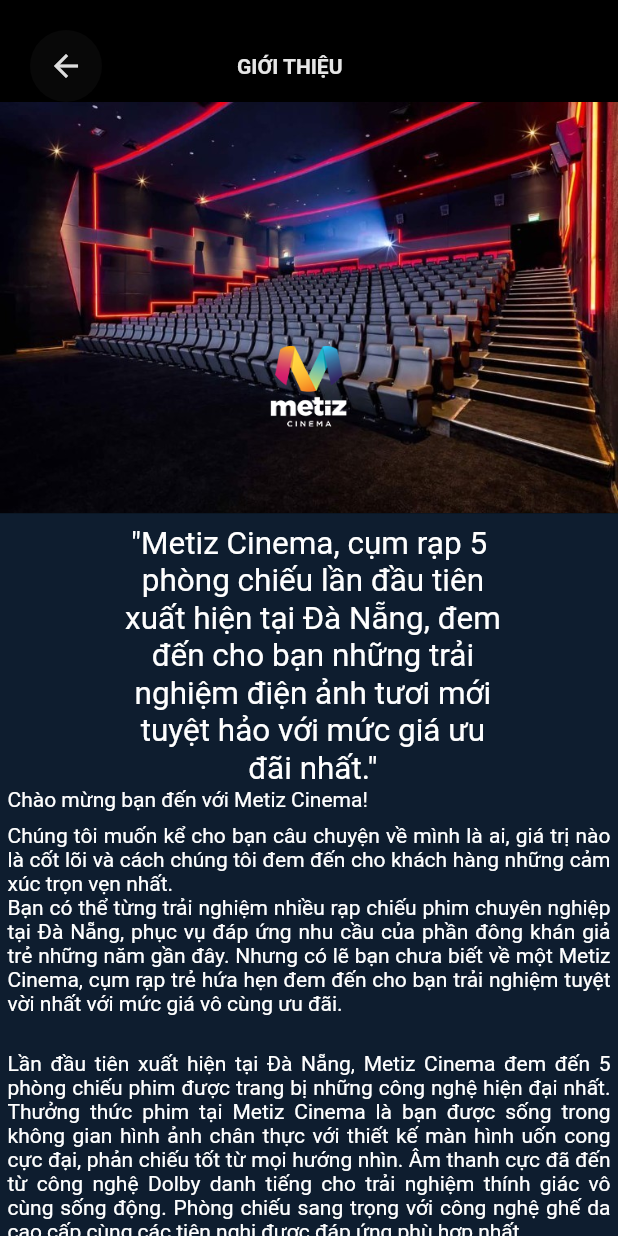
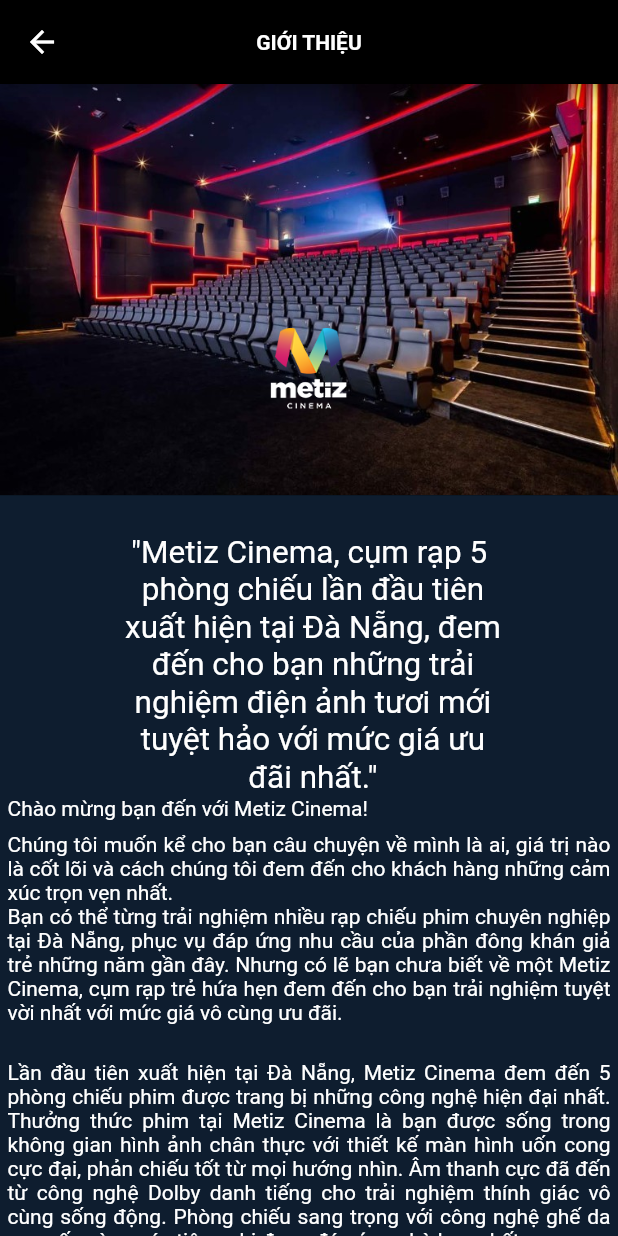
Before and after one commit to nam54828/Metiz_Cinema, a Flutter app: the Introduce screen opened directly, on a phone screen of 412 x 824 dp. Run offline on Flutter 3.47's test engine with Material 2 defaults, Android fonts, the phone set to English and light mode, and no system bars; our stand-ins replace carousel_slider, cloud_firestore, firebase_auth, firebase_core; missing offline and left inert: dart:ffi, flutter_login_facebook; accounts and stored records are empty; network calls fail.

Commit message:
Chỉnh sửa 1 số UI + About

```diff
--- a/lib/components/about_introduce.dart
+++ b/lib/screen/Content_about/about_introduce.dart
@@ -14,6 +14,16 @@
   Widget build(BuildContext context) {
     return Scaffold(
       backgroundColor: Color.fromRGBO(14, 29, 47, 1),
+      appBar: AppBar(
+        backgroundColor: Colors.black,
+        centerTitle: true,
+        leading: IconButton(onPressed: () => Navigator.push(context, MaterialPageRoute(builder: (context) => AppBarHome())), icon: Icon(Icons.arrow_back)),
+        title: Text("GIỚI THIỆU", style: TextStyle(
+            fontWeight: FontWeight.bold,
+            fontSize: 14
+        ),
+        ),
+      ),
       body: SingleChildScrollView(
         child: Stack(
           children: [
@@ -23,33 +33,6 @@
                   color: Colors.black,
                   child: Column(
                     children: [
-                      Row(
-                        children: [
-                          Container(
-                            margin: EdgeInsets.only(top: 20, left: 20),
-                            child: IconButton(
-                              onPressed: () {
-                                Navigator.push(context,
-                                    MaterialPageRoute(builder: (context) => About()));
-                              },
-                              icon: Icon(Icons.arrow_back),
-                              color: Color.fromRGBO(221, 221, 221, 1),
-                            ),
-                            decoration: BoxDecoration(
-                                color: Color.fromRGBO(255, 255, 255, 0.03),
-                                borderRadius: BorderRadius.circular(50)),
-                          ),
-                          Container(
-                            margin: EdgeInsets.only(left: 90, top: 20),
-                            child: Text(
-                              "GIỚI THIỆU",
-                              style: TextStyle(
-                                  fontWeight: FontWeight.bold,
-                                  color: Color.fromRGBO(230, 230, 230, 1)),
-                            ),
-                          ),
-                        ],
-                      ),
                       Container(
                         child: Column(
                           children: [
@@ -81,7 +64,7 @@
               children: [
                 Center(
                   child: Container(
-                    margin: EdgeInsets.only(top: 350),
+                    margin: EdgeInsets.only(top: 300),
                     child: Text(
                       '"Metiz Cinema, cụm rạp 5\n phòng chiếu lần đầu tiên\n xuất hiện tại Đà Nẵng, đem\n đến cho bạn những trải\n nghiệm điện ảnh tươi mới\n tuyệt hảo với mức giá ưu\n đãi nhất." ',
                       style: TextStyle(
```
Also changed, not shown: lib/screen/Content_about/about_setting.dart (renamed from lib/components/about_setting.dart).
